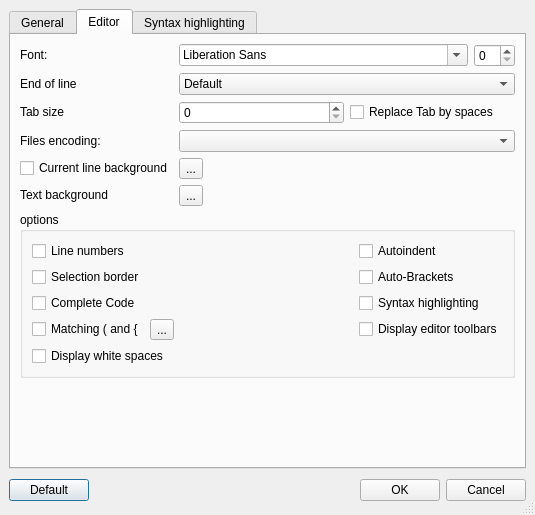
Before: the Qt Designer form ui/options.ui in google-code-export/qdevelop, drawn with Qt 5.
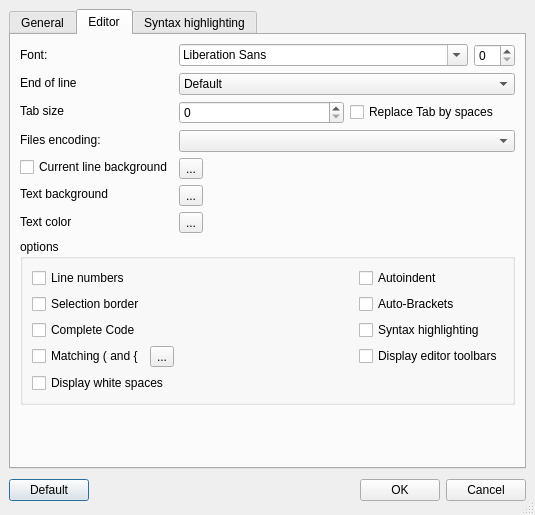
After: the same form once the commit is applied. The open tabs and pages were chosen to show the change. Icons and pictures are not drawn.

Commit message: - Now, the normal text color can be changed in editors.

Patch:
```diff
--- a/ui/options.ui
+++ b/ui/options.ui
@@ -460,6 +460,13 @@
              </property>
             </widget>
            </item>
+           <item>
+            <widget class="QLabel" name="label_76" >
+             <property name="text" >
+              <string>Text color</string>
+             </property>
+            </widget>
+           </item>
           </layout>
          </item>
          <item>
@@ -597,6 +604,36 @@
              </item>
             </layout>
            </item>
+           <item>
+            <layout class="QHBoxLayout" >
+             <property name="margin" >
+              <number>0</number>
+             </property>
+             <property name="spacing" >
+              <number>6</number>
+             </property>
+             <item>
+              <widget class="QToolButton" name="text" >
+               <property name="text" >
+                <string>...</string>
+               </property>
+              </widget>
+             </item>
+             <item>
+              <spacer>
+               <property name="orientation" >
+                <enum>Qt::Horizontal</enum>
+               </property>
+               <property name="sizeHint" >
+                <size>
+                 <width>40</width>
+                 <height>20</height>
+                </size>
+               </property>
+              </spacer>
+             </item>
+            </layout>
+           </item>
           </layout>
          </item>
         </layout>
```
The commit also changes 8 other files.
